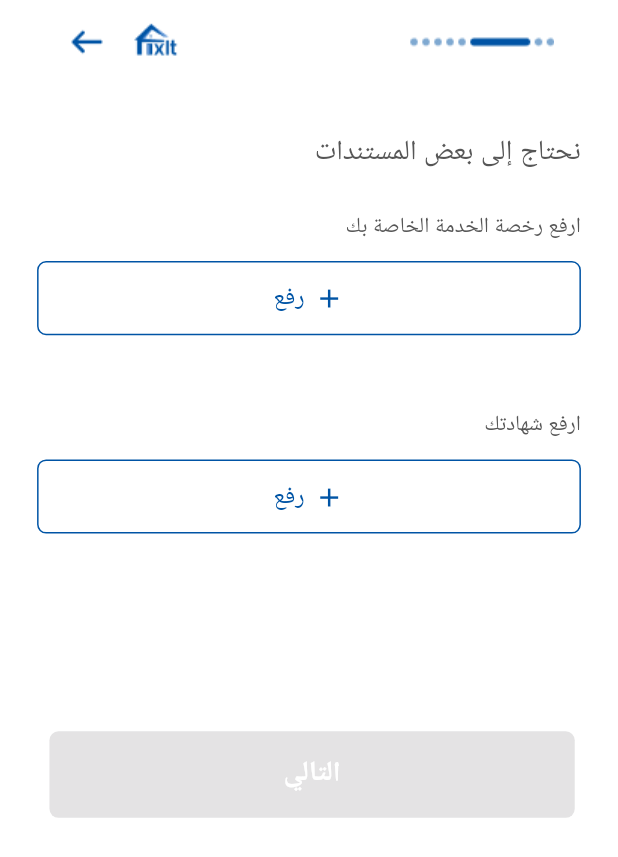
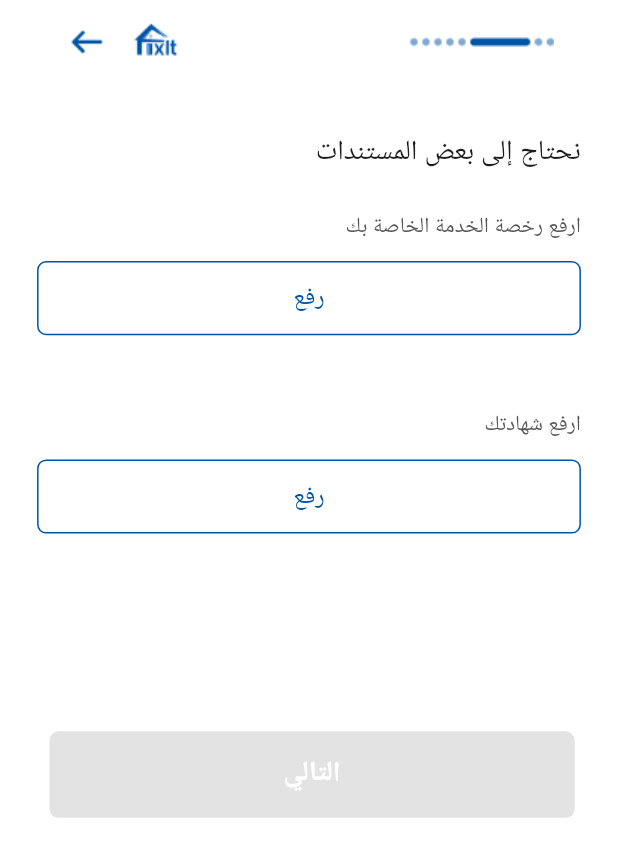
Before and after one commit to oliver-49/DPEI-Project, a Flutter app: the UploadDocuments screen opened directly, on a phone screen of 412 x 824 dp. Shown: the top 857 px of the screen. Run offline on Flutter 3.47's test engine with Material 3 defaults, Android fonts, the phone set to English and light mode, and no system bars; our stand-ins replace bloc, country_code_picker, equatable, file_picker, firebase_core, flutter_bloc; accounts and stored records are empty.

Commit message:
Edit upload documents

```diff
--- a/lib/presentation/screens/account_service/Upload documents/upload_documents_cubit.dart
+++ b/lib/presentation/screens/account_service/Upload documents/upload_documents_cubit.dart
@@ -11,43 +11,34 @@ class UploadDocumentsCubit extends Cubit<UploadDocumentsState> {
       final result = await FilePicker.platform.pickFiles(
         type: FileType.custom,
         allowedExtensions: ['pdf', 'jpg', 'jpeg', 'png'],
+        withData: true,
       );
 
-      if (result != null) {
-        final filePath = result.files.single.path;
-
-        emit(
-          UploadDocumentsLoading(
-            licensePath: state.licensePath,
-            certificationPath: state.certificationPath,
-          ),
-        );
-
-        await Future.delayed(const Duration(milliseconds: 500));
+      if (result != null && result.files.single.bytes != null) {
+        final fileBytes = result.files.single.bytes!;
 
         if (type == 'license') {
           emit(
             UploadDocumentsSuccess(
-              licensePath: filePath,
-              certificationPath: state.certificationPath,
+              licenseBytes: fileBytes,
+              certificationBytes: state.certificationBytes,
             ),
           );
         } else if (type == 'certification') {
           emit(
             UploadDocumentsSuccess(
-              licensePath: state.licensePath,
-              certificationPath: filePath,
+              licenseBytes: state.licenseBytes,
+              certificationBytes: fileBytes,
             ),
           );
         }
-      } else {}
+      }
     } catch (e) {
       emit(
         UploadDocumentsFailure(
-          errorMessage:
-              'An error occurred during file picking: ${e.toString()}',
-          licensePath: state.licensePath,
-          certificationPath: state.certificationPath,
+          errorMessage: 'Error picking file: $e',
+          licenseBytes: state.licenseBytes,
+          certificationBytes: state.certificationBytes,
         ),
       );
       debugPrint('File Picker Error: $e');
@@ -55,6 +46,6 @@ class UploadDocumentsCubit extends Cubit<UploadDocumentsState> {
   }
 
   bool isNextButtonEnabled() {
-    return state.licensePath != null && state.certificationPath != null;
+    return state.licenseBytes != null && state.certificationBytes != null;
   }
 }
--- a/lib/presentation/screens/account_service/Upload documents/upload_documents_screen.dart
+++ b/lib/presentation/screens/account_service/Upload documents/upload_documents_screen.dart
@@ -11,12 +11,11 @@ class UploadDocuments extends StatelessWidget {
 
   @override
   Widget build(BuildContext context) {
-    final mediaQuery = MediaQuery.of(context);
-    final screenWidth = mediaQuery.size.width;
-    final screenHeight = mediaQuery.size.height;
+    final screenWidth = MediaQuery.of(context).size.width;
+    final screenHeight = MediaQuery.of(context).size.height;
 
     return BlocProvider(
-      create: (context) => UploadDocumentsCubit(),
+      create: (_) => UploadDocumentsCubit(),
       child: BlocListener<UploadDocumentsCubit, UploadDocumentsState>(
         listener: (context, state) {
           if (state is UploadDocumentsFailure) {
@@ -29,20 +28,15 @@ class UploadDocuments extends StatelessWidget {
           }
         },
         child: Scaffold(
-          backgroundColor: const Color(0xffFFFFFF),
+          backgroundColor: Colors.white,
           appBar: AppBar(
             automaticallyImplyLeading: false,
             backgroundColor: Colors.white,
             title: InkWell(
-              onTap: () {
-                Navigator.pop(context);
-              },
-              child: Padding(
-                padding: EdgeInsets.symmetric(horizontal: screenWidth * 0.01),
+              onTap: () => Navigator.pop(context),
               child: Image.asset(
                 'assets/images/uploadfram.png',
                 width: screenWidth * 3,
-                ),
               ),
             ),
           ),
@@ -53,11 +47,9 @@ class UploadDocuments extends StatelessWidget {
               final bool isNextEnabled = cubit.isNextButtonEnabled();
 
               return SingleChildScrollView(
-                child: Padding(
-                  padding: EdgeInsets.only(
-                    top: screenHeight * 0.04,
-                    left: screenWidth * 0.06,
-                    right: screenWidth * 0.06,
+                padding: EdgeInsets.symmetric(
+                  horizontal: screenWidth * 0.06,
+                  vertical: screenHeight * 0.04,
                 ),
                 child: Column(
                   crossAxisAlignment: CrossAxisAlignment.start,
@@ -65,64 +57,44 @@ class UploadDocuments extends StatelessWidget {
                     Text(
                       AppLocalizations.of(context)!.documentsTitle,
                       style: TextStyle(
-                          fontFamily: 'Poppins',
                         fontSize: screenWidth * 0.045,
                         fontWeight: FontWeight.w500,
-                          color: const Color(0xff565656),
                       ),
                     ),
                     SizedBox(height: screenHeight * 0.03),
-
                     _buildUploadButton(
                       context,
-                        label: AppLocalizations.of(
-                          context,
-                        )!.uploadServiceLicense,
-                        filePath: state.licensePath,
-                        onPressed: isLoading
-                            ? () {}
-                            : () {
-                                cubit.pickFile(type: 'license');
-                              },
+                      label: AppLocalizations.of(context)!.uploadServiceLicense,
+                      fileSelected: state.licenseBytes != null,
+                      onPressed: () => cubit.pickFile(type: 'license'),
                       screenWidth: screenWidth,
                       screenHeight: screenHeight,
-                        isLoading: isLoading && state.licensePath == null,
+                      isLoading: isLoading && state.licenseBytes == null,
                     ),
                     SizedBox(height: screenHeight * 0.06),
-
                     _buildUploadButton(
                       context,
-                        label: AppLocalizations.of(
-                          context,
-                        )!.uploadCertification,
-                        filePath: state.certificationPath,
-                        onPressed: isLoading
-                            ? () {}
-                            : () {
-                                cubit.pickFile(type: 'certification');
-                              },
+                      label: AppLocalizations.of(context)!.uploadCertification,
+                      fileSelected: state.certificationBytes != null,
+                      onPressed: () => cubit.pickFile(type: 'certification'),
                       screenWidth: screenWidth,
                       screenHeight: screenHeight,
-                        isLoading: isLoading && state.certificationPath == null,
+                      isLoading: isLoading && state.certificationBytes == null,
                     ),
                     SizedBox(height: screenHeight * 0.16),
-
                     buttonItem(
                       context,
-                        text: isLoading
-                            ? AppLocalizations.of(context)!.loading
-                            : AppLocalizations.of(context)!.nextButton,
-                        onPressed: isNextEnabled && !isLoading
+                      text: AppLocalizations.of(context)!.nextButton,
+                      onPressed: isNextEnabled
                           ? () => Navigator.push(
                               context,
                               MaterialPageRoute(
-                                  builder: (context) => const AcountDetails(),
+                                builder: (_) => const AcountDetails(),
                               ),
                             )
                           : null,
                     ),
                   ],
-                  ),
                 ),
               );
             },
@@ -135,21 +107,21 @@ class UploadDocuments extends StatelessWidget {
   Widget _buildUploadButton(
     BuildContext context, {
     required String label,
-    String? filePath,
+    required bool fileSelected,
     required VoidCallback onPressed,
     required double screenWidth,
     required double screenHeight,
     required bool isLoading,
   }) {
-    final buttonText = filePath != null
+    final buttonText = fileSelected
         ? AppLocalizations.of(context)!.change
         : AppLocalizations.of(context)!.upload;
 
     final buttonTextColor = const Color(0xff0054A5);
-    final borderColor = filePath != null
+    final borderColor = fileSelected
         ? const Color(0xffE0E0E0)
         : const Color(0xff0054A5);
-    final paddingHorizontal = filePath != null ? 16.0 : 0.0;
+
     final buttonHeight = screenHeight * 0.06;
 
     return Column(
@@ -168,30 +140,14 @@ class UploadDocuments extends StatelessWidget {
           onTap: onPressed,
           child: Container(
             height: buttonHeight,
-            padding: EdgeInsets.symmetric(horizontal: paddingHorizontal),
             decoration: BoxDecoration(
               color: Colors.white,
               border: Border.all(color: borderColor, width: 1),
               borderRadius: BorderRadius.circular(6.0),
             ),
-            child: Row(
-              mainAxisAlignment: filePath != null
-                  ? MainAxisAlignment.spaceBetween
-                  : MainAxisAlignment.center,
-              children: [
-                if (filePath != null)
-                  Expanded(
-                    child: Text(
-                      filePath.split('/').last,
-                      overflow: TextOverflow.ellipsis,
-                      style: TextStyle(
-                        fontSize: screenWidth * 0.04,
-                        color: Colors.black,
-                      ),
-                    ),
-                  )
-                else if (isLoading)
-                  SizedBox(
+            child: Center(
+              child: isLoading
+                  ? SizedBox(
                       width: screenWidth * 0.05,
                       height: screenWidth * 0.05,
                       child: const CircularProgressIndicator(
@@ -199,28 +155,7 @@ class UploadDocuments extends StatelessWidget {
                         strokeWidth: 2,
                       ),
                     )
-                else
-                  Row(
-                    mainAxisAlignment: MainAxisAlignment.center,
-                    children: [
-                      Icon(
-                        Icons.add,
-                        color: buttonTextColor,
-                        size: screenWidth * 0.05,
-                      ),
-                      SizedBox(width: screenWidth * 0.015),
-                      Text(
-                        buttonText,
-                        style: TextStyle(
-                          fontSize: screenWidth * 0.04,
-                          color: buttonTextColor,
-                        ),
-                      ),
-                    ],
-                  ),
-
-                if (filePath != null && !isLoading)
-                  Text(
+                  : Text(
                       buttonText,
                       style: TextStyle(
                         fontSize: screenWidth * 0.04,
@@ -228,7 +163,6 @@ class UploadDocuments extends StatelessWidget {
                         fontWeight: FontWeight.w500,
                       ),
                     ),
-              ],
             ),
           ),
         ),
--- a/lib/presentation/screens/account_service/Upload documents/upload_documents_state.dart
+++ b/lib/presentation/screens/account_service/Upload documents/upload_documents_state.dart
@@ -1,32 +1,27 @@
 import 'package:equatable/equatable.dart';
+import 'dart:typed_data';
 
 sealed class UploadDocumentsState extends Equatable {
-  final String? licensePath;
-  final String? certificationPath;
+  final Uint8List? licenseBytes;
+  final Uint8List? certificationBytes;
 
-  const UploadDocumentsState({this.licensePath, this.certificationPath});
+  const UploadDocumentsState({this.licenseBytes, this.certificationBytes});
 
   @override
-  List<Object?> get props => [licensePath, certificationPath];
+  List<Object?> get props => [licenseBytes, certificationBytes];
 }
 
 final class UploadDocumentsInitial extends UploadDocumentsState {
   const UploadDocumentsInitial()
-    : super(licensePath: null, certificationPath: null);
+    : super(licenseBytes: null, certificationBytes: null);
 }
 
 final class UploadDocumentsLoading extends UploadDocumentsState {
-  const UploadDocumentsLoading({super.licensePath, super.certificationPath});
-
-  @override
-  List<Object?> get props => [licensePath, certificationPath];
+  const UploadDocumentsLoading({super.licenseBytes, super.certificationBytes});
 }
 
 final class UploadDocumentsSuccess extends UploadDocumentsState {
-  const UploadDocumentsSuccess({
-    required super.licensePath,
-    required super.certificationPath,
-  });
+  const UploadDocumentsSuccess({super.licenseBytes, super.certificationBytes});
 }
 
 final class UploadDocumentsFailure extends UploadDocumentsState {
@@ -34,91 +29,10 @@ final class UploadDocumentsFailure extends UploadDocumentsState {
 
   const UploadDocumentsFailure({
     required this.errorMessage,
-    super.licensePath,
-    super.certificationPath,
+    super.licenseBytes,
+    super.certificationBytes,
   });
 
   @override
-  List<Object?> get props => [errorMessage, licensePath, certificationPath];
+  List<Object?> get props => [errorMessage, licenseBytes, certificationBytes];
 }
-
-// // لكن الكود اللي فوق لو هعرض علي موبايل  web لو هعرض علي
-// //***************************************************************  */
-
-// import 'package:equatable/equatable.dart';
-// import 'dart:typed_data'; // لاستخدام Uint8List
-
-// sealed class UploadDocumentsState extends Equatable {
-//   final String? licensePath;
-//   final String? certificationPath;
-
-//   final Uint8List? licenseBytes;
-//   final Uint8List? certificationBytes;
-
-//   const UploadDocumentsState({
-//     this.licensePath,
-//     this.certificationPath,
-//     this.licenseBytes,
-//     this.certificationBytes,
-//   });
-
-//   @override
-//   List<Object?> get props => [
-//     licensePath,
-//     certificationPath,
-//     licenseBytes,
-//     certificationBytes,
-//   ];
-// }
-
-// final class UploadDocumentsInitial extends UploadDocumentsState {
-//   const UploadDocumentsInitial()
-//     : super(licensePath: null, certificationPath: null);
-// }
-
-// final class UploadDocumentsLoading extends UploadDocumentsState {
-//   const UploadDocumentsLoading({
-//     super.licensePath,
-//     super.certificationPath,
-//     super.licenseBytes,
-//     super.certificationBytes,
-//   });
-
-//   @override
-//   List<Object?> get props => [
-//     licensePath,
-//     certificationPath,
-//     licenseBytes,
-//     certificationBytes,
-//   ];
-// }
-
-// final class UploadDocumentsSuccess extends UploadDocumentsState {
-//   const UploadDocumentsSuccess({
-//     required super.licensePath,
-//     required super.certificationPath,
-//     required super.licenseBytes,
-//     required super.certificationBytes,
-//   });
-// }
-
-// final class UploadDocumentsFailure extends UploadDocumentsState {
-//   final String errorMessage;
-
-//   const UploadDocumentsFailure({
-//     required this.errorMessage,
-//     super.licensePath,
-//     super.certificationPath,
-//     super.licenseBytes,
-//     super.certificationBytes,
-//   });
-
-//   @override
-//   List<Object?> get props => [
-//     errorMessage,
-//     licensePath,
-//     certificationPath,
-//     licenseBytes,
-//     certificationBytes,
-//   ];
-// }
```
Lines whose indentation alone changed are shown as unchanged.
